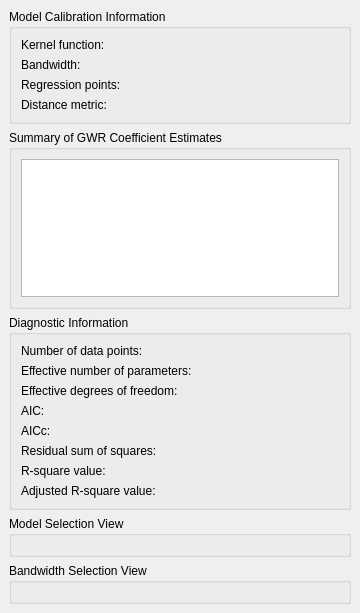
First picture: the form in PropertyPanelTabs/gwmpropertygwrtab.ui, repository GWmodel-Lab/GWmodelS, before the edit.
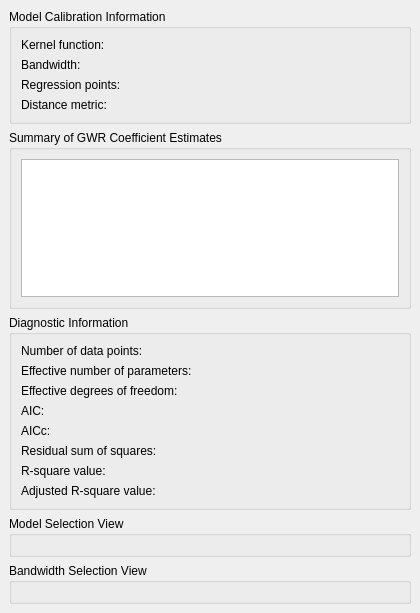
Second picture: the form after the edit.

```diff
--- a/PropertyPanelTabs/gwmpropertygwrtab.ui
+++ b/PropertyPanelTabs/gwmpropertygwrtab.ui
@@ -6,7 +6,7 @@
    <rect>
     <x>0</x>
     <y>0</y>
-    <width>360</width>
+    <width>420</width>
     <height>613</height>
    </rect>
   </property>
@@ -48,7 +48,7 @@
        <rect>
         <x>0</x>
         <y>0</y>
-        <width>360</width>
+        <width>420</width>
         <height>613</height>
        </rect>
       </property>
```
